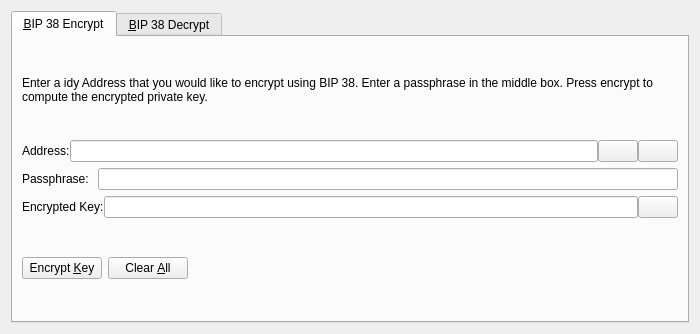
Above: src/qt/forms/bip38tooldialog.ui from ygtars/industry before the change. Below: the same form after it.
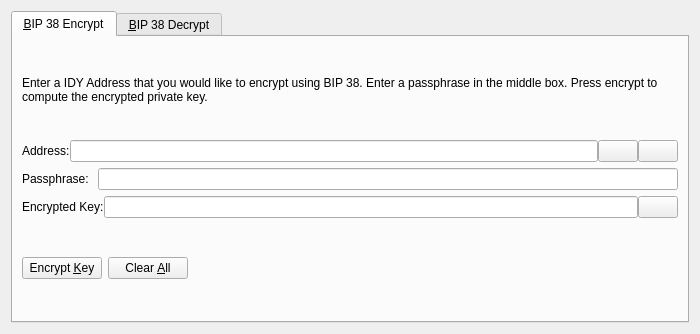
That is the form after the change. The open tabs and pages were chosen to show the change. Icons and pictures are not drawn. Custom widgets are drawn as their Qt base class.

Patch:
```diff
--- a/src/qt/forms/bip38tooldialog.ui
+++ b/src/qt/forms/bip38tooldialog.ui
@@ -30,7 +30,7 @@
        <item>
         <widget class="QLabel" name="infoLabel_ENC">
          <property name="text">
-          <string>Enter a idy Address that you would like to encrypt using BIP 38. Enter a passphrase in the middle box. Press encrypt to compute the encrypted private key.</string>
+          <string>Enter a IDY Address that you would like to encrypt using BIP 38. Enter a passphrase in the middle box. Press encrypt to compute the encrypted private key.</string>
          </property>
          <property name="textFormat">
           <enum>Qt::PlainText</enum>
```
Left out of the diff: 24 changed lines with no effect on the pictures.
